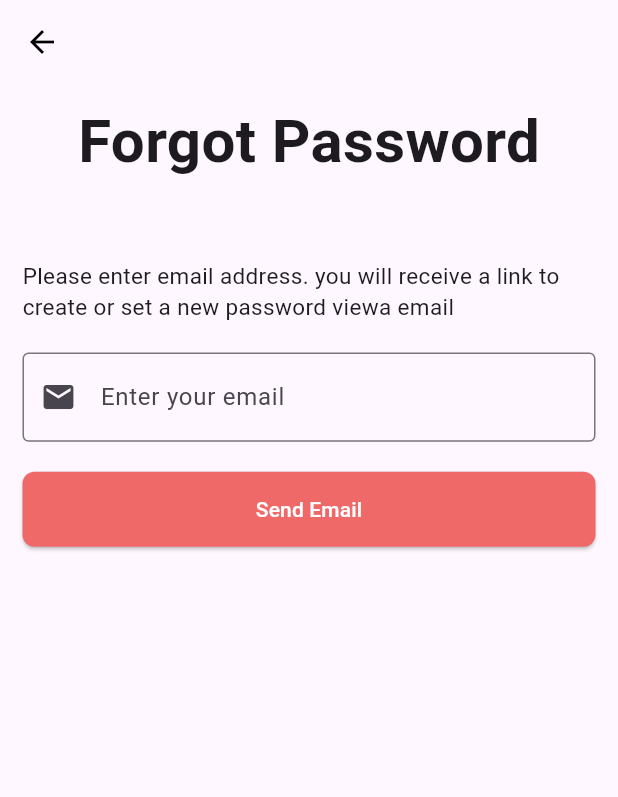
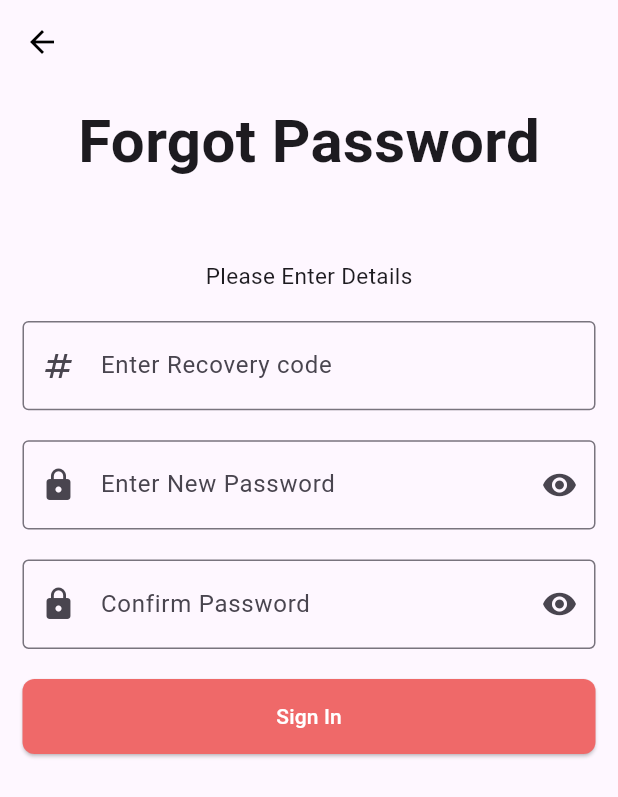
Before and after one commit to Shabanshaikhramajn/Ecommerce_Flutter, a Flutter app: the ForgotScreen screen opened directly, after a tap on "Send Email", on a phone screen of 412 x 824 dp. Shown: the top 797 px of the screen. Run offline on Flutter 3.47's test engine with Material 3 defaults, Android fonts, the phone set to English and light mode, and no system bars; our stand-ins replace introduction_screen.

Commit message:
third commit

```diff
--- a/lib/forgotScreen.dart
+++ b/lib/forgotScreen.dart
@@ -1,3 +1,4 @@
+import 'package:ecommerce/OTPScreen.dart';
 import 'package:ecommerce/recovery_screen.dart';
 import 'package:flutter/cupertino.dart';
 import 'package:flutter/material.dart';
@@ -99,7 +100,20 @@ TextEditingController  emailController = TextEditingController();
                         shape: RoundedRectangleBorder(
                           borderRadius: BorderRadius.circular(8),
                         )),
-          )
+          ),
+
+          SizedBox(height: 10,),
+
+              Text(('OR')),
+
+              TextButton(onPressed: (){
+
+                    Navigator.push(context, MaterialPageRoute(builder: (context)=> OtpScreen()));
+
+              },
+              child: Text('Verify using number',style:
+              TextStyle(color: Color(0xFFEF6969),
+              fontSize: 17),),)
 
 
             ],
--- a/lib/recovery_screen.dart
+++ b/lib/recovery_screen.dart
@@ -1,3 +1,4 @@
+import 'package:ecommerce/home_screen.dart';
 import 'package:flutter/cupertino.dart';
 import 'package:flutter/material.dart';
 
@@ -40,7 +41,7 @@ class _RecoveryScreenState extends State<RecoveryScreen> {
 
           ,SizedBox(height: 50,),
 
-            Text("Please enter email address. you will receive a link to create or set a new password viewa email",
+            Text("Please Enter Details",
             style: TextStyle(
               fontSize: 15
             ), ),
@@ -59,9 +60,42 @@ class _RecoveryScreenState extends State<RecoveryScreen> {
 
               },
               decoration: InputDecoration(
-                labelText: "Enter your email",
+                labelText: "Enter Recovery code",
                 border: OutlineInputBorder( ),
-                prefixIcon: Icon(Icons.email),
+                prefixIcon: Icon(Icons.numbers),
+                suffix: InkWell(
+                  onTap: (){
+                    setState(() {
+                      // emailController.clear();
+                      // print(emailController);
+                    });
+                  },
+                  child: Icon(CupertinoIcons.multiply, color: Colors.grey,))
+
+
+              ),
+
+            ),
+
+            SizedBox(height: 20,),
+
+            TextFormField(
+              onChanged: (val){
+                if(val != ""){
+                  setState(() {
+                    // clrButton = true;
+                  });
+                }
+                else{
+
+                }
+
+              },
+              decoration: InputDecoration(
+                labelText: "Enter New Password",
+                border: OutlineInputBorder( ),
+                prefixIcon: Icon(Icons.lock),
+                suffixIcon: Icon(Icons.remove_red_eye),
                 suffix: InkWell(
                   onTap: (){
                     setState(() {
@@ -77,10 +111,45 @@ class _RecoveryScreenState extends State<RecoveryScreen> {
             ),
 
 
+SizedBox(height: 20,),
+
+            TextFormField(
+              onChanged: (val){
+                if(val != ""){
+                  setState(() {
+                    // clrButton = true;
+                  });
+                }
+                else{
+
+                }
+
+              },
+              decoration: InputDecoration(
+                labelText: "Confirm Password",
+                border: OutlineInputBorder( ),
+                prefixIcon: Icon(Icons.lock),
+                suffixIcon: Icon(Icons.remove_red_eye),
+                suffix: InkWell(
+                  onTap: (){
+                    setState(() {
+                      // emailController.clear();
+                      // print(emailController);
+                    });
+                  },
+                  child: Icon(CupertinoIcons.multiply, color: Colors.grey,))
+
+
+              ),
+
+            ),
+
+
+
           SizedBox(height: 20,),
           ElevatedButton(onPressed: (){
-            Navigator.push(context, MaterialPageRoute(builder: (context)=> RecoveryScreen()));
-          }, child: Text('Send Email', style: TextStyle(color: Colors.white),),
+            Navigator.push(context, MaterialPageRoute(builder: (context)=> HomeScreen()));
+          }, child: Text('Sign In', style: TextStyle(color: Colors.white),),
 
           style:   ElevatedButton.styleFrom(
 
```
Also changed, not shown: lib/OTPScreen.dart (added, +72 -0 lines), lib/RecoveryScreen.dart (added, +17 -0 lines).
